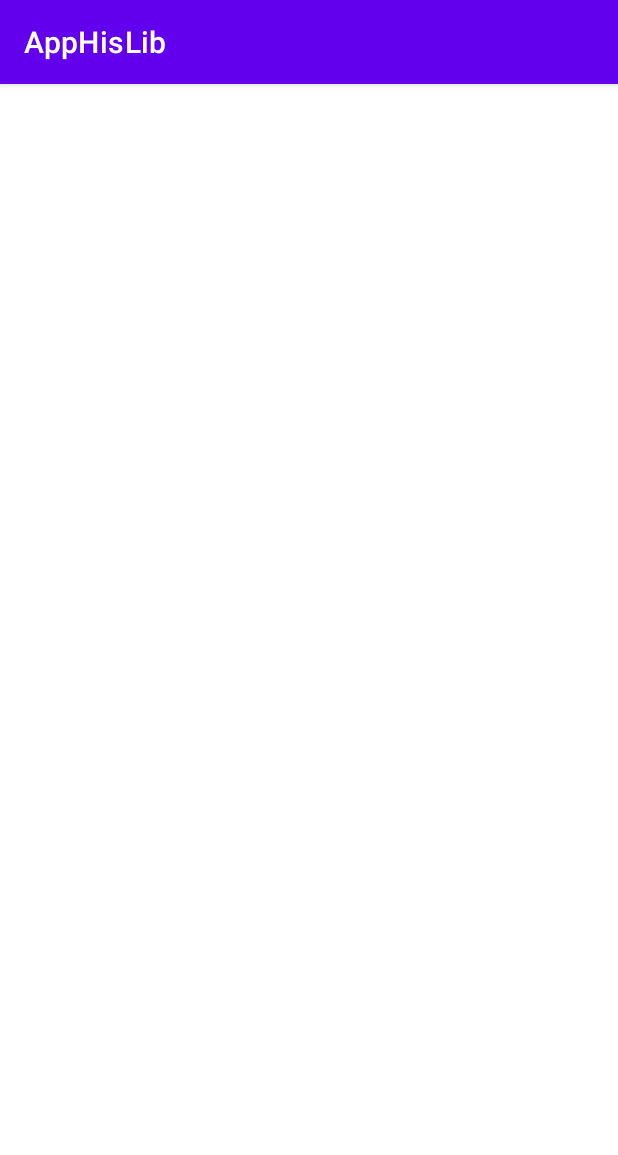
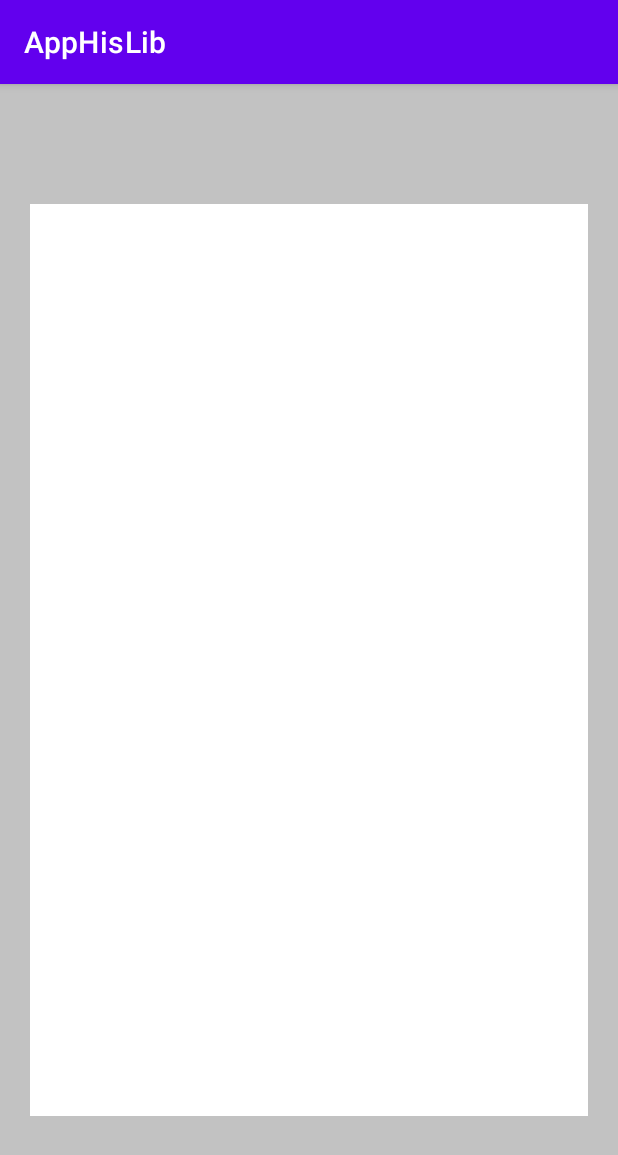
Before and after one commit to SebasPause/AppHisLib, an Android app: the EscribirLibroActivity screen opened directly, with no data from a screen before it, on a phone screen of 412 x 824 dp. Shown: the top 1155 px of the screen. Run offline under Robolectric (Android 15) with nearby library versions, the phone set to English and light mode, and no system bars; our stand-ins replace Firebase (no records; nobody signed in at launch, a user with empty details on screens opened directly); 1 statement that could not run was skipped.

```diff
--- a/app/src/main/java/com/example/AppHisLib/casosdeuso/AdaptadorListaLibros.java
+++ b/app/src/main/java/com/example/AppHisLib/casosdeuso/AdaptadorListaLibros.java
@@ -129,6 +129,7 @@ public class AdaptadorListaLibros extends RecyclerView.Adapter<AdaptadorListaLib
                 }
                 else if(which == 1){
                     Intent intent = new Intent(contexto, EscribirLibroActivity.class);
+                    intent.putExtra("IDLibro",id);
                     contexto.startActivity(intent);
                 }
                 else if(which == 2){
--- a/app/src/main/java/com/example/AppHisLib/presentacion/EscribirLibroActivity.java
+++ b/app/src/main/java/com/example/AppHisLib/presentacion/EscribirLibroActivity.java
@@ -1,16 +1,70 @@
 package com.example.AppHisLib.presentacion;
 
+import androidx.annotation.NonNull;
 import androidx.appcompat.app.AppCompatActivity;
+import androidx.recyclerview.widget.LinearLayoutManager;
 
 import android.os.Bundle;
+import android.widget.EditText;
+import android.widget.Toast;
 
 import com.example.AppHisLib.R;
+import com.example.AppHisLib.casosdeuso.AdaptadorListaLibros;
+import com.example.AppHisLib.casosdeuso.Libros;
+import com.google.firebase.auth.FirebaseAuth;
+import com.google.firebase.database.DataSnapshot;
+import com.google.firebase.database.DatabaseError;
+import com.google.firebase.database.DatabaseReference;
+import com.google.firebase.database.FirebaseDatabase;
+import com.google.firebase.database.ValueEventListener;
+
+import java.util.ArrayList;
+import java.util.HashMap;
+import java.util.List;
 
 public class EscribirLibroActivity extends AppCompatActivity {
+
+    FirebaseDatabase db;
+    private String usuario;
+    DatabaseReference myRef;
+    EditText edtEscribirLibro;
+    String autor,nrPagina,texto;
 
     @Override
     protected void onCreate(Bundle savedInstanceState) {
         super.onCreate(savedInstanceState);
         setContentView(R.layout.activity_escribir_libro);
+
+        Bundle extras = getIntent().getExtras();
+        String idLibro = extras.getString("IDLibro");
+
+        edtEscribirLibro = findViewById(R.id.edtEscribirLibro);
+
+        db = FirebaseDatabase.getInstance();
+        usuario = FirebaseAuth.getInstance().getCurrentUser().getUid();
+        myRef = db.getReference().child("Usuarios").child(usuario).child("Libros").child(idLibro).child("Paginas");
+        myRef.addValueEventListener(new ValueEventListener() {
+            @Override
+            public void onDataChange(@NonNull DataSnapshot snapshot) {
+                HashMap<String,String> listaPaginas = new HashMap<>();
+                for(DataSnapshot ds : snapshot.getChildren()){
+                    nrPagina = ds.getKey();
+                    texto = ds.getValue(String.class);
+
+                    listaPaginas.put(nrPagina,texto);
+
+                }
+
+                Toast.makeText(EscribirLibroActivity.this, "Pagina Libro: "+nrPagina+" Texto: "+texto, Toast.LENGTH_SHORT).show();
+                //Aqui hago el setText
+                edtEscribirLibro.setText(texto);            }
+
+            @Override
+            public void onCancelled(@NonNull DatabaseError error) {
+
+            }
+        });
+
     }
+
 }
--- a/app/src/main/res/layout/activity_escribir_libro.xml
+++ b/app/src/main/res/layout/activity_escribir_libro.xml
@@ -4,6 +4,26 @@
     xmlns:tools="http://schemas.android.com/tools"
     android:layout_width="match_parent"
     android:layout_height="match_parent"
-    tools:context=".presentacion.EscribirLibroActivity">
+    tools:context=".presentacion.EscribirLibroActivity"
+    android:background="@color/gris">
+
+
+    <EditText
+        android:id="@+id/edtEscribirLibro"
+        android:layout_width="match_parent"
+        android:layout_height="match_parent"
+        android:inputType="text"
+        android:textAlignment="textStart"
+        app:layout_constraintBottom_toBottomOf="parent"
+        app:layout_constraintEnd_toEndOf="parent"
+        app:layout_constraintStart_toStartOf="parent"
+        app:layout_constraintTop_toTopOf="parent"
+        android:layout_marginBottom="80dp"
+        android:layout_marginTop="80dp"
+        android:layout_marginLeft="20dp"
+        android:layout_marginRight="20dp"
+        android:background="@color/white"
+        android:gravity="start" />
+
 
 </androidx.constraintlayout.widget.ConstraintLayout>
--- a/app/src/main/res/values/colors.xml
+++ b/app/src/main/res/values/colors.xml
@@ -7,4 +7,5 @@
     <color name="teal_700">#FF018786</color>
     <color name="black">#FF000000</color>
     <color name="white">#FFFFFFFF</color>
+    <color name="gris">#C2C2C2</color>
 </resources>
```
Also changed, not shown: app/src/main/java/com/example/AppHisLib/presentacion/AnadirLibro.java (+10 -0 lines), app/src/main/res/drawable/ic_back.xml (added, +11 -0 lines).
